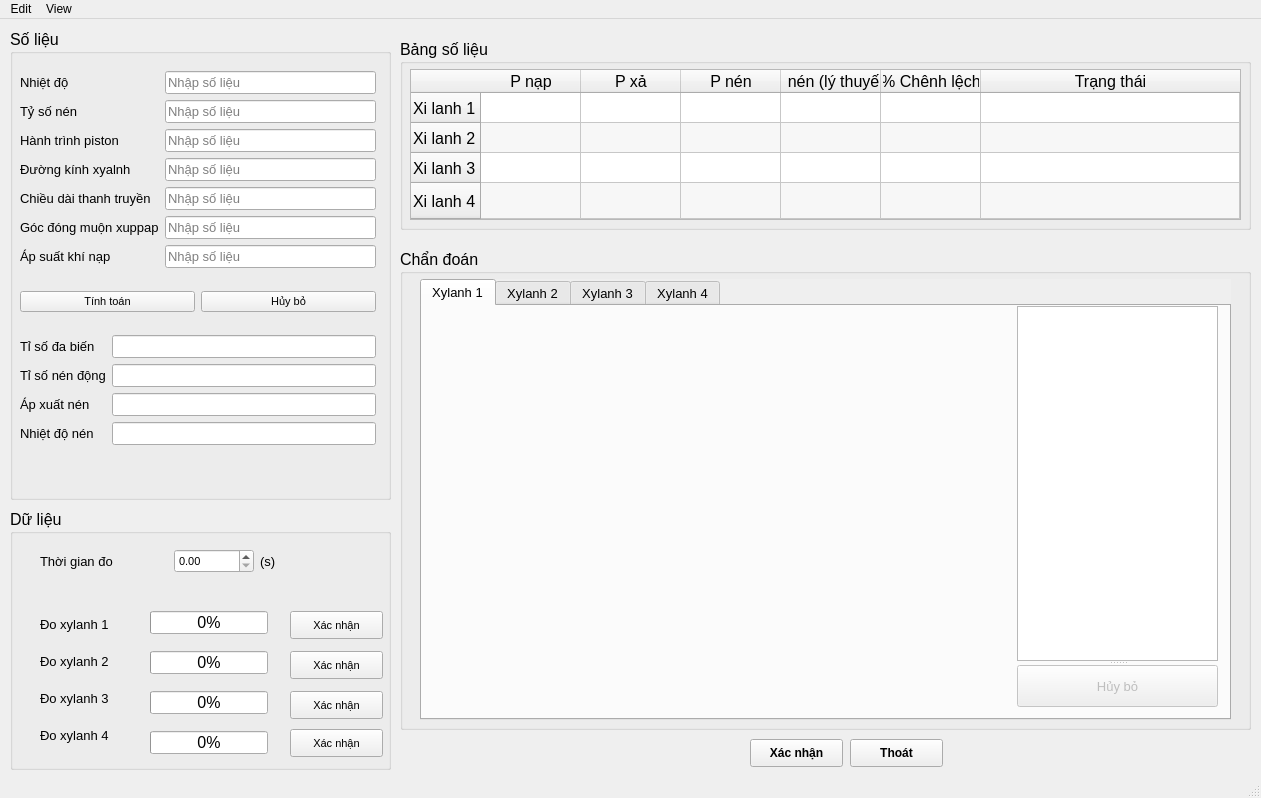
Phamthinh02/Luan_van, file GUI/GUImain.ui: the form before one commit.
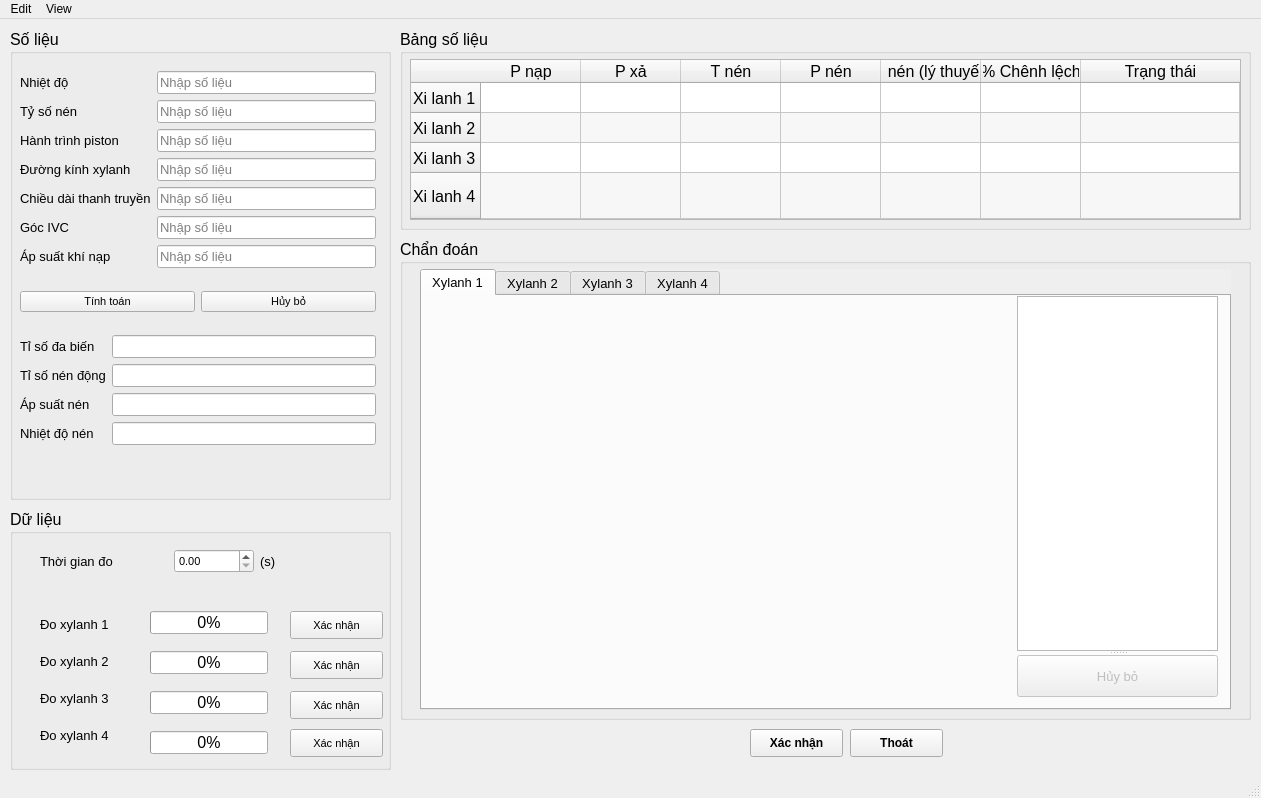
The form after the commit.

What changed in the file:
```diff
--- a/GUI/GUImain.ui
+++ b/GUI/GUImain.ui
@@ -135,7 +135,7 @@
            </font>
           </property>
           <property name="text">
-           <string>Góc đóng muộn xuppap</string>
+           <string>Góc IVC</string>
           </property>
          </widget>
         </item>
@@ -147,7 +147,7 @@
            </font>
           </property>
           <property name="text">
-           <string>Đường kính xyalnh</string>
+           <string>Đường kính xylanh</string>
           </property>
          </widget>
         </item>
@@ -343,7 +343,7 @@
            </font>
           </property>
           <property name="text">
-           <string>Áp xuất nén</string>
+           <string>Áp suất nén</string>
           </property>
          </widget>
         </item>
@@ -621,9 +621,9 @@
     <property name="geometry">
      <rect>
       <x>400</x>
-      <y>20</y>
+      <y>10</y>
       <width>851</width>
-      <height>191</height>
+      <height>201</height>
      </rect>
     </property>
     <property name="font">
@@ -640,7 +640,7 @@
        <x>10</x>
        <y>30</y>
        <width>831</width>
-       <height>151</height>
+       <height>161</height>
       </rect>
      </property>
      <property name="layoutDirection">
@@ -733,6 +733,11 @@
        <string>P xả</string>
       </property>
      </column>
+     <column>
+      <property name="text">
+       <string>T nén</string>
+      </property>
+     </column>
      <column>
       <property name="text">
        <string>P nén</string>
@@ -761,14 +766,6 @@
        <set>ItemIsSelectable|ItemIsDragEnabled|ItemIsDropEnabled|ItemIsUserCheckable|ItemIsEnabled</set>
       </property>
      </item>
-     <item row="0" column="2">
-      <property name="text">
-       <string/>
-      </property>
-      <property name="flags">
-       <set>ItemIsSelectable|ItemIsDragEnabled|ItemIsDropEnabled|ItemIsUserCheckable|ItemIsEnabled</set>
-      </property>
-     </item>
      <item row="0" column="3">
       <property name="text">
        <string/>
@@ -793,7 +790,7 @@
        <set>ItemIsSelectable|ItemIsDragEnabled|ItemIsDropEnabled|ItemIsUserCheckable|ItemIsEnabled</set>
       </property>
      </item>
-     <item row="1" column="0">
+     <item row="0" column="6">
       <property name="text">
        <string/>
       </property>
@@ -801,7 +798,7 @@
        <set>ItemIsSelectable|ItemIsDragEnabled|ItemIsDropEnabled|ItemIsUserCheckable|ItemIsEnabled</set>
       </property>
      </item>
-     <item row="1" column="2">
+     <item row="1" column="0">
       <property name="text">
        <string/>
       </property>
@@ -833,7 +830,7 @@
        <set>ItemIsSelectable|ItemIsDragEnabled|ItemIsDropEnabled|ItemIsUserCheckable|ItemIsEnabled</set>
       </property>
      </item>
-     <item row="2" column="0">
+     <item row="1" column="6">
       <property name="text">
        <string/>
       </property>
@@ -841,7 +838,7 @@
        <set>ItemIsSelectable|ItemIsDragEnabled|ItemIsDropEnabled|ItemIsUserCheckable|ItemIsEnabled</set>
       </property>
      </item>
-     <item row="2" column="2">
+     <item row="2" column="0">
       <property name="text">
        <string/>
       </property>
@@ -873,7 +870,7 @@
        <set>ItemIsSelectable|ItemIsDragEnabled|ItemIsDropEnabled|ItemIsUserCheckable|ItemIsEnabled</set>
       </property>
      </item>
-     <item row="3" column="0">
+     <item row="2" column="6">
       <property name="text">
        <string/>
       </property>
@@ -881,7 +878,7 @@
        <set>ItemIsSelectable|ItemIsDragEnabled|ItemIsDropEnabled|ItemIsUserCheckable|ItemIsEnabled</set>
       </property>
      </item>
-     <item row="3" column="2">
+     <item row="3" column="0">
       <property name="text">
        <string/>
       </property>
@@ -913,13 +910,21 @@
        <set>ItemIsSelectable|ItemIsDragEnabled|ItemIsDropEnabled|ItemIsUserCheckable|ItemIsEnabled</set>
       </property>
      </item>
+     <item row="3" column="6">
+      <property name="text">
+       <string/>
+      </property>
+      <property name="flags">
+       <set>ItemIsSelectable|ItemIsDragEnabled|ItemIsDropEnabled|ItemIsUserCheckable|ItemIsEnabled</set>
+      </property>
+     </item>
     </widget>
    </widget>
    <widget class="QPushButton" name="BT_cancel">
     <property name="geometry">
      <rect>
       <x>850</x>
-      <y>720</y>
+      <y>710</y>
       <width>93</width>
       <height>28</height>
      </rect>
@@ -938,7 +943,7 @@
     <property name="geometry">
      <rect>
       <x>750</x>
-      <y>720</y>
+      <y>710</y>
       <width>93</width>
       <height>28</height>
      </rect>
@@ -957,7 +962,7 @@
     <property name="geometry">
      <rect>
       <x>400</x>
-      <y>230</y>
+      <y>220</y>
       <width>851</width>
       <height>481</height>
      </rect>
```
